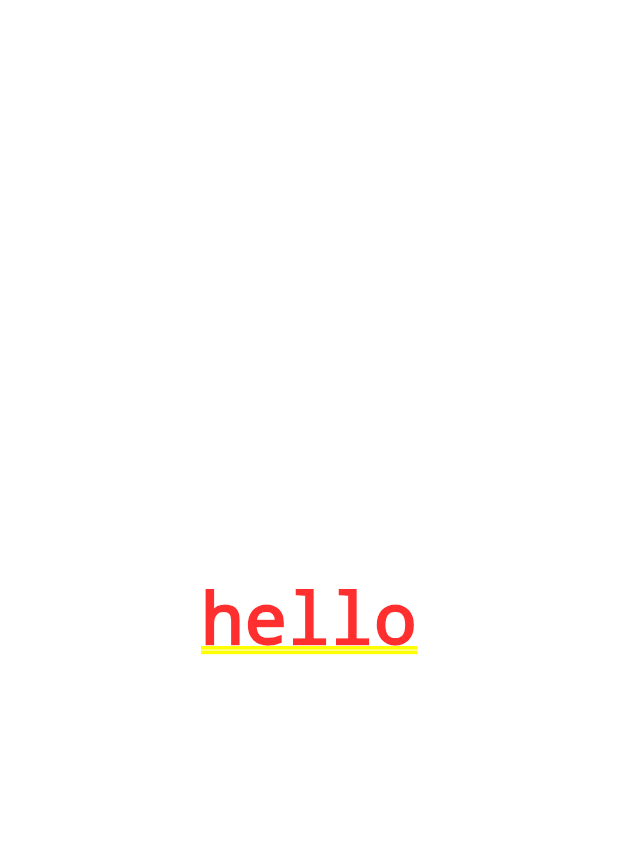
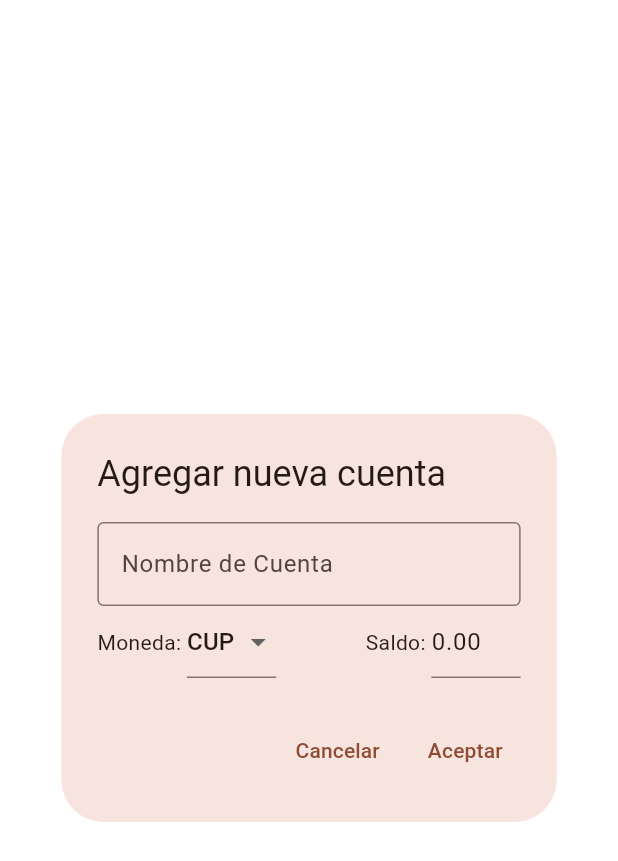
Before and after one commit to neiderGainza/cuban_seller, a Flutter app: the screen it shows after launch, on a phone screen of 412 x 824 dp. Shown: the top 861 px of the screen. Run offline on Flutter 3.47's test engine with Material 3 defaults, Android fonts, the phone set to English and light mode, and no system bars; our stand-ins replace bloc, formz.

Commit message:
Working on Accoun Form View, Account List View

```diff
--- /dev/null
+++ b/lib/futures/account_form/view/account_form_view.dart
@@ -0,0 +1,120 @@
+import 'package:flutter/material.dart';
+
+
+class AccountFormView extends StatefulWidget{
+  const AccountFormView({
+    super.key
+  });
+
+  @override
+  State<AccountFormView> createState() => _AccountFormViewState();
+}
+
+
+class _AccountFormViewState extends State<AccountFormView> {
+  final _nameController    = TextEditingController();
+  final _coinController    = TextEditingController();
+  final _balanceController = TextEditingController();
+
+
+  @override
+  void initState() {
+    _balanceController.text = "0.00";
+    super.initState();
+  }
+
+  @override
+  Widget build(BuildContext context) {
+    return AlertDialog(
+      title: Text("Agregar nueva cuenta"),
+      content: Form(
+        child: Column(
+          mainAxisSize: MainAxisSize.min,
+          children: [
+            NameFormField(nameController: _nameController),
+            Row(
+              children: [
+                Text("Moneda: "),
+                Expanded(child: CoinPicker()),
+                Spacer(),
+                Text("Saldo: "),
+                Expanded(child: BalanceFormField(balanceController: _balanceController))
+              ],
+            )
+          ]
+        )
+      ),
+      actions: [
+        TextButton(onPressed: (){ if(Navigator.canPop(context)) Navigator.pop(context);}, child: Text("Cancelar")),
+        TextButton(onPressed: (){}, child: Text("Aceptar")),
+      ],
+    );
+  }
+}
+
+class CoinPicker extends StatelessWidget {
+  const CoinPicker({
+    super.key,
+  });
+
+  @override
+  Widget build(BuildContext context) {
+    return DropdownButtonFormField<String>(
+      initialValue: "CUP",
+      items: <DropdownMenuItem<String>>[
+        DropdownMenuItem(value: "CUP" , child: Text("CUP"),),
+        DropdownMenuItem(value: "USD" , child: Text("USD"),)
+
+      ],
+
+      onChanged: (value){}
+    );
+  }
+}
+
+
+class BalanceFormField extends StatelessWidget {
+  const BalanceFormField({
+    super.key,
+    required TextEditingController balanceController,
+  }) : _balanceController = balanceController;
+
+  final TextEditingController _balanceController;
+
+  @override
+  Widget build(BuildContext context) {
+    return TextFormField(
+      controller: _balanceController,
+
+      decoration: InputDecoration(
+        // labelText: "Saldo"
+      ),
+    );
+  }
+}
+
+
+class NameFormField extends StatelessWidget {
+  const NameFormField({
+    super.key,
+    required TextEditingController nameController,
+  }) : _nameController = nameController;
+
+  final TextEditingController _nameController;
+
+  @override
+  Widget build(BuildContext context) {
+    return TextFormField(
+      controller: _nameController,
+
+      decoration: InputDecoration(
+        labelText: "Nombre de Cuenta",
+        border: OutlineInputBorder(
+          borderSide: BorderSide(width: 1)
+        ),
+
+      ),
+
+    );
+  }
+}
--- a/lib/futures/form_fields/balance.dart
+++ b/lib/futures/form_fields/balance.dart
@@ -7,7 +7,9 @@ class Balance extends FormzInput<int, BalanceValidationError>{
 
   @override
   BalanceValidationError? validator(int value) {
-    throw UnimplementedError();
+    return (value < 0)
+           ?BalanceValidationError.negativeAmount
+           :null;
   }
 }
 
--- a/lib/main.dart
+++ b/lib/main.dart
@@ -1,12 +1,9 @@
+import 'package:cuban_seller/futures/account_form/view/account_form_view.dart';
 import 'package:flutter/material.dart';
 
 void main() async {
-
-
   runApp(const CubanSeller());
 }
-
-
 
 
 class CubanSeller extends StatelessWidget {
@@ -16,13 +13,11 @@ class CubanSeller extends StatelessWidget {
   Widget build(BuildContext context) {
     return MaterialApp(
       debugShowCheckedModeBanner: false,
-      title: 'Flutter Demo',
       theme: ThemeData(
-        colorScheme: ColorScheme.fromSeed(seedColor: Colors.blueGrey),
+        colorScheme: ColorScheme.fromSeed(seedColor: Colors.brown),
       ),
-      home: Center(
-        child: Text("hello"),
-      ),
+
+      home: AccountFormView(),
     );
   }
 }
```
Also changed, not shown: lib/futures/account_form/view/account_form.dart (deleted, +0 -19 lines), lib/futures/account_list/view/account_list_view.dart (added, +72 -0 lines), lib/futures/account_list/widgets/account_grid.dart (added, +22 -0 lines), lib/futures/account_list/widgets/account_list.dart (added, +37 -0 lines), lib/futures/account_list/widgets/search_bar/cuban_seller_search_bar.dart (added, +129 -0 lines), lib/futures/component_library/navigation/cuban_seller_bottom_navigation_bar.dart (added, +53 -0 lines), lib/futures/component_library/navigation/cuban_seller_top_navigation_bar.dart (added, +102 -0 lines), lib/futures/form_fields/name.dart (+7 -2 lines), lib/futures/account_list/view_model/account_list_bloc.dart (added), lib/futures/account_list/view_model/account_list_event.dart (added), lib/futures/account_list/view_model/account_list_state.dart (added), 1 other file.
